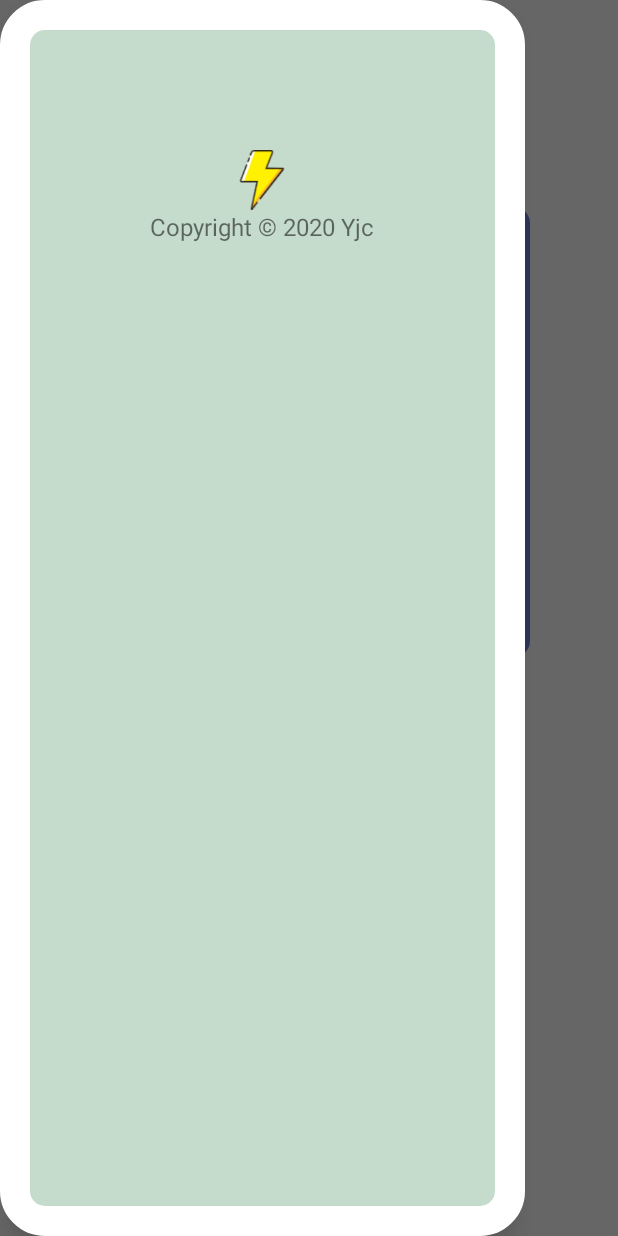
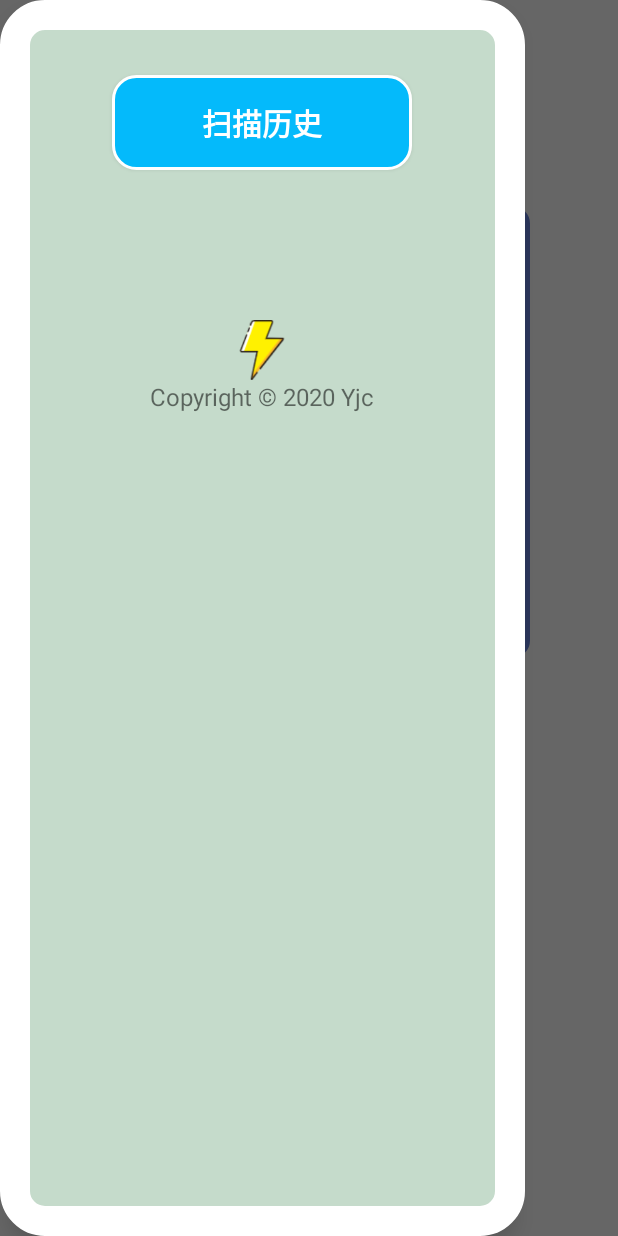
Before and after one commit to Veal98/Code-Scanner, an Android app: the screen it shows after launch (MainActivity), with the side drawer open, on a phone screen of 412 x 824 dp. Run offline under Robolectric (Android 15) with nearby library versions, the phone set to English and light mode, and no system bars; our stand-ins replace ButterKnife.

Commit message:
SqLite增加历史记录查询及删除功能

```diff
--- a/app/build.gradle
+++ b/app/build.gradle
@@ -36,6 +36,9 @@ dependencies {
     implementation 'com.flyco.dialog:FlycoDialog_Lib:1.3.2@aar'
     // AndroidEdit 文本框撤销和恢复
     implementation 'ren.qinc.edit:lib:0.0.5'
+    implementation 'com.google.android.material:material:1.1.0'
+
+
 
 
 }
--- a/app/src/main/AndroidManifest.xml
+++ b/app/src/main/AndroidManifest.xml
@@ -53,6 +53,11 @@
             android:label="@string/app_name"
             android:theme="@style/AppTheme"
             android:windowSoftInputMode="adjustPan" />
+        <activity
+            android:name=".HistoryActivity"
+            android:label="@string/app_name"
+            android:theme="@style/AppTheme"
+            android:windowSoftInputMode="adjustPan" />
     </application>
 
 </manifest>
--- a/app/src/main/java/com/cheng/codescanner/MainActivity.java
+++ b/app/src/main/java/com/cheng/codescanner/MainActivity.java
@@ -12,11 +12,14 @@ import android.os.Bundle;
 import android.text.TextUtils;
 import android.view.View;
 import android.widget.Button;
+import android.widget.CompoundButton;
 import android.widget.EditText;
 import android.widget.ImageButton;
+import android.widget.Switch;
 import android.widget.Toast;
 
 import com.cheng.codescanner.utils.Constant;
+import com.cheng.codescanner.zxing.utils.BeepManager;
 
 import butterknife.Bind;
 import butterknife.ButterKnife;
@@ -34,7 +37,8 @@ public class MainActivity extends AppCompatActivity {
     Button btnScanCode;
     @Bind(R.id.btn_clear) //清除文本框
     ImageButton btnClear;
-
+    @Bind(R.id.btn_show_history)
+    Button btnShowHistory;
 
 
     @Override
@@ -48,7 +52,7 @@ public class MainActivity extends AppCompatActivity {
     /**
      * 按钮监听事件
      */
-    @OnClick({R.id.btn_create_code, R.id.btn_scan_code, R.id.btn_clear})
+    @OnClick({R.id.btn_create_code, R.id.btn_scan_code, R.id.btn_clear,R.id.btn_show_history})
     public void clickListener(View view) {
         String key = etCodeKey.getText().toString(); //获取输入的内容，二维码信息
 
@@ -74,6 +78,13 @@ public class MainActivity extends AppCompatActivity {
             case R.id.btn_clear: //文本框清除
                 etCodeKey.setText("");
                 break;
+            case R.id.btn_show_history:
+                intent = new Intent(MainActivity.this, HistoryActivity.class);
+                startActivity(intent);
+                break;
+
+
+
 
 
         }
--- a/app/src/main/java/com/cheng/codescanner/zxing/ScanManager.java
+++ b/app/src/main/java/com/cheng/codescanner/zxing/ScanManager.java
@@ -35,6 +35,9 @@ import java.io.IOException;
 import java.lang.reflect.Field;
 import java.util.Map;
 
+/**
+ * 扫描二维码/条形码
+ */
 public class ScanManager implements SurfaceHolder.Callback{
 	boolean isHasSurface = false;
 	CameraManager cameraManager;
@@ -199,6 +202,7 @@ public class ScanManager implements SurfaceHolder.Callback{
 			listener.scanError(new Exception("相机打开出错，请检查是否被禁止了该权限！"));
 		}
 	}
+
 	/**
 	 * 开关闪关灯
 	 */
@@ -220,6 +224,7 @@ public class ScanManager implements SurfaceHolder.Callback{
 	public Rect getCropRect() {
 		return mCropRect;
 	}
+
 	/**
 	 * 扫描成功的结果回调
 	 * @param rawResult
--- a/app/src/main/res/layout/activity_main.xml
+++ b/app/src/main/res/layout/activity_main.xml
@@ -12,7 +12,10 @@
 
     <androidx.constraintlayout.widget.ConstraintLayout
         android:layout_width="match_parent"
-        android:layout_height="match_parent">
+        android:layout_height="match_parent"
+        app:layout_constraintEnd_toEndOf="parent"
+        app:layout_constraintHorizontal_bias="0.5"
+        app:layout_constraintStart_toStartOf="parent">
 
         <!--        <ImageView-->
         <!--            android:layout_width="29dp"-->
@@ -99,19 +102,43 @@
         android:layout_gravity="left"
         android:background="@drawable/background"
         android:orientation="vertical">
+
+        <Button
+            android:id="@+id/btn_show_history"
+            android:layout_width="200dp"
+            android:layout_height="63dp"
+            android:layout_marginTop="50dp"
+            android:background="@drawable/btn_shape"
+            android:text="扫描历史"
+            android:textColor="#FFFFFF"
+            android:textSize="20sp"
+            android:textStyle="bold"
+            android:typeface="sans"
+            android:layout_gravity="center"
+            app:layout_constraintEnd_toEndOf="parent"
+            app:layout_constraintHorizontal_bias="0.497"
+            app:layout_constraintStart_toStartOf="parent"
+             />
+
+
+
         <ImageView
             android:layout_width="40dp"
             android:layout_height="40dp"
             android:id="@+id/light_image"
             android:background="@drawable/logo1"
             android:layout_marginTop="100dp"
+            app:layout_constraintStart_toStartOf="@id/btn_show_history"
             android:layout_gravity="center"/>
         <TextView
             android:layout_width="wrap_content"
             android:layout_height="match_parent"
             android:text=" Copyright © 2020 Yjc "
             android:layout_gravity="center"
+            app:layout_constraintStart_toStartOf="@id/light_image"
             android:textSize="16sp"/>
+
+
     </LinearLayout>
 
 </androidx.drawerlayout.widget.DrawerLayout>
```
Also changed, not shown: app/src/main/java/com/cheng/codescanner/CommonScanActivity.java (+29 -4 lines), app/src/main/java/com/cheng/codescanner/HistoryActivity.java (added, +155 -0 lines), app/src/main/java/com/cheng/codescanner/history/DBHelper.java (added, +42 -0 lines), app/src/main/java/com/cheng/codescanner/history/History.java (added, +33 -0 lines), app/src/main/res/layout/history_list.xml (added, +41 -0 lines). Lines whose indentation alone changed are shown as unchanged.
